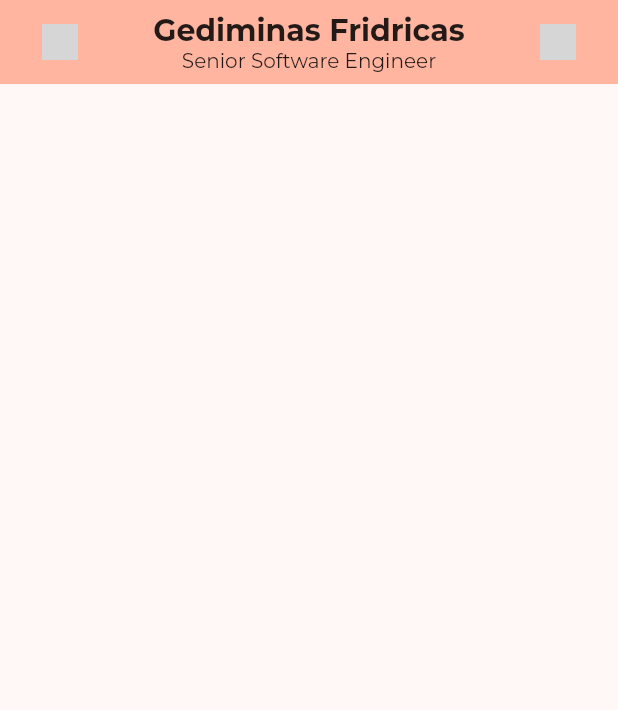
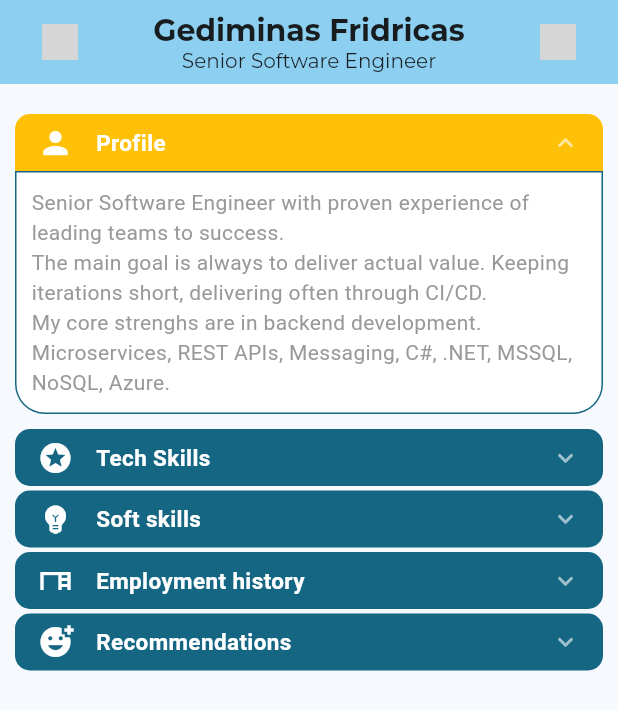
Before and after one commit to programuotojasgf/cv, a Flutter app: the screen it shows after launch, on a phone screen of 412 x 824 dp. Shown: the top 710 px of the screen. Run offline on Flutter 3.47's test engine with Material 2 defaults, Android fonts, the phone set to English and light mode, and no system bars; drawn by our look-alikes of accordion; grey boxes are pictures that could not be loaded.

Commit message:
Profile and tech skills

```diff
--- /dev/null
+++ b/lib/content.dart
@@ -0,0 +1,172 @@
+import 'package:accordion/accordion.dart';
+import 'package:accordion/controllers.dart';
+import 'package:flutter/material.dart';
+
+class ContentPage extends StatelessWidget {
+  const ContentPage({Key? key}) : super(key: key);
+
+  final _headerStyle = const TextStyle(
+      color: Color(0xffffffff), fontSize: 15, fontWeight: FontWeight.bold);
+  final _contentStyle = const TextStyle(
+      color: Color(0xff999999), fontSize: 14, fontWeight: FontWeight.normal);
+  final _loremIpsum =
+      '''Lorem ipsum is typically a corrupted version of 'De finibus bonorum et malorum', a 1st century BC text by the Roman statesman and philosopher Cicero, with words altered, added, and removed to make it nonsensical and improper Latin.''';
+
+  @override
+  build(context) => Accordion(
+        maxOpenSections: 1,
+        headerBackgroundColorOpened: Colors.amber,
+        scaleWhenAnimating: true,
+        openAndCloseAnimation: true,
+        headerPadding: const EdgeInsets.symmetric(vertical: 7, horizontal: 15),
+        sectionOpeningHapticFeedback: SectionHapticFeedback.light,
+        children: [
+          _profile(),
+          _techSkills(),
+          AccordionSection(
+            isOpen: false,
+            leftIcon: const Icon(Icons.emoji_objects, color: Colors.white),
+            header: Text('Soft skills', style: _headerStyle),
+            content: const Icon(Icons.people, size: 200),
+          ),
+          AccordionSection(
+            leftIcon: const Icon(Icons.desk, color: Colors.white),
+            header: Text('Employment history', style: _headerStyle),
+            contentBorderColor: const Color(0xffffffff),
+            content: Accordion(
+              maxOpenSections: 1,
+              headerBackgroundColorOpened: Colors.black54,
+              headerPadding:
+                  const EdgeInsets.symmetric(vertical: 7, horizontal: 15),
+              children: [
+                AccordionSection(
+                  isOpen: true,
+                  leftIcon:
+                      const Icon(Icons.insights_rounded, color: Colors.white),
+                  headerBackgroundColor: Colors.black38,
+                  headerBackgroundColorOpened: Colors.black54,
+                  header: Text('Nested Section #1', style: _headerStyle),
+                  content: Text(_loremIpsum, style: _contentStyle),
+                  contentHorizontalPadding: 20,
+                  contentBorderColor: Colors.black54,
+                ),
+                AccordionSection(
+                  isOpen: true,
+                  leftIcon:
+                      const Icon(Icons.compare_rounded, color: Colors.white),
+                  header: Text('Nested Section #2', style: _headerStyle),
+                  headerBackgroundColor: Colors.black38,
+                  headerBackgroundColorOpened: Colors.black54,
+                  contentBorderColor: Colors.black54,
+                  content: Row(
+                    children: [
+                      const Icon(Icons.compare_rounded,
+                          size: 120, color: Colors.orangeAccent),
+                      Flexible(
+                          flex: 1,
+                          child: Text(_loremIpsum, style: _contentStyle)),
+                    ],
+                  ),
+                ),
+              ],
+            ),
+          ),
+          AccordionSection(
+            leftIcon: const Icon(Icons.add_reaction, color: Colors.white),
+            header: Text('Recommendations', style: _headerStyle),
+            contentBorderColor: const Color(0xffffffff),
+            content: Accordion(
+              maxOpenSections: 1,
+              headerBackgroundColorOpened: Colors.black54,
+              headerPadding:
+                  const EdgeInsets.symmetric(vertical: 7, horizontal: 15),
+              children: [
+                AccordionSection(
+                  isOpen: true,
+                  leftIcon:
+                      const Icon(Icons.insights_rounded, color: Colors.white),
+                  headerBackgroundColor: Colors.black38,
+                  headerBackgroundColorOpened: Colors.black54,
+                  header: Text('Nested Section #1', style: _headerStyle),
+                  content: Text(_loremIpsum, style: _contentStyle),
+                  contentHorizontalPadding: 20,
+                  contentBorderColor: Colors.black54,
+                ),
+                AccordionSection(
+                  isOpen: true,
+                  leftIcon:
+                      const Icon(Icons.compare_rounded, color: Colors.white),
+                  header: Text('Nested Section #2', style: _headerStyle),
+                  headerBackgroundColor: Colors.black38,
+                  headerBackgroundColorOpened: Colors.black54,
+                  contentBorderColor: Colors.black54,
+                  content: Row(
+                    children: [
+                      const Icon(Icons.compare_rounded,
+                          size: 120, color: Colors.orangeAccent),
+                      Flexible(
+                          flex: 1,
+                          child: Text(_loremIpsum, style: _contentStyle)),
+                    ],
+                  ),
+                ),
+              ],
+            ),
+          ),
+        ],
+      );
+
+  AccordionSection _techSkills() {
+    return AccordionSection(
+      isOpen: false,
+      leftIcon: const Icon(Icons.stars, color: Colors.white),
+      header: Text('Tech Skills', style: _headerStyle),
+      content: DataTable(
+        showBottomBorder: false,
+        headingRowHeight: 0,
+        dataTextStyle: const TextStyle(
+            color: Colors.black,
+            fontFamily: "Montserrat",
+            fontSize: 20,
+            fontWeight: FontWeight.bold),
+        columns: const [
+          DataColumn(label: Text('')),
+          DataColumn(label: Text('')),
+        ],
+        rows: const [
+          DataRow(cells: [
+            DataCell(Text('C#')),
+            DataCell(Text('•••••', style: TextStyle(fontSize: 40))),
+          ]),
+          DataRow(cells: [
+            DataCell(Text('C# .NET')),
+            DataCell(Text('•••••', style: TextStyle(fontSize: 40))),
+          ]),
+          DataRow(cells: [
+            DataCell(Text('Microsoft Azure')),
+            DataCell(Text('••••◦', style: TextStyle(fontSize: 40))),
+          ]),
+          DataRow(cells: [
+            DataCell(Text('Automated Testing')),
+            DataCell(Text('•••••', style: TextStyle(fontSize: 40))),
+          ]),
+          DataRow(cells: [
+            DataCell(Text('SQL')),
+            DataCell(Text('••••◦', style: TextStyle(fontSize: 40))),
+          ]),
+        ],
+      ),
+    );
+  }
+
+  AccordionSection _profile() {
+    return AccordionSection(
+      isOpen: true,
+      leftIcon: const Icon(Icons.person, color: Colors.white),
+      header: Text('Profile', style: _headerStyle),
+      content: Text(
+          'Senior Software Engineer with proven experience of leading teams to success.\r\nThe main goal is always to deliver actual value. Keeping iterations short, delivering often through CI/CD.\r\nMy core strenghs are in backend development. Microservices, REST APIs, Messaging, C#, .NET, MSSQL, NoSQL, Azure.',
+          style: _contentStyle),
+    );
+  }
+} //__
--- a/lib/main.dart
+++ b/lib/main.dart
@@ -1,3 +1,4 @@
+import 'package:cv/content.dart';
 import 'package:flutter/material.dart';
 
 import 'cv_app_bar.dart';
@@ -11,10 +12,11 @@ class MyApp extends StatelessWidget {
 
   @override
   Widget build(BuildContext context) {
+    const adrBlue = Color(0xff26718f);
     return MaterialApp(
       title: 'Gediminas Fridricas CV',
       theme: ThemeData(
-        colorScheme: ColorScheme.fromSeed(seedColor: Colors.deepOrange),
+        colorScheme: ColorScheme.fromSeed(seedColor: adrBlue),
         useMaterial3: true,
       ),
       home: const HomePage(),
@@ -28,5 +30,6 @@ class HomePage extends StatelessWidget {
   @override
   Widget build(BuildContext context) => Scaffold(
         appBar: CvAppBarFactory.create(context),
+        body: const ContentPage(),
       );
 }
--- a/pubspec.yaml
+++ b/pubspec.yaml
@@ -34,6 +34,7 @@ dependencies:
   url_launcher: ^6.1.11
 
   cupertino_icons: ^1.0.2
+  accordion: ^2.5.1
 
 dev_dependencies:
   flutter_test:
```
Also changed, not shown: pubspec.lock.
